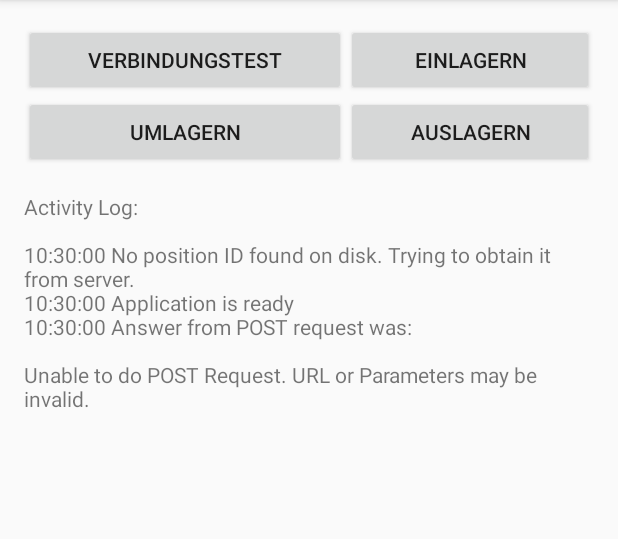
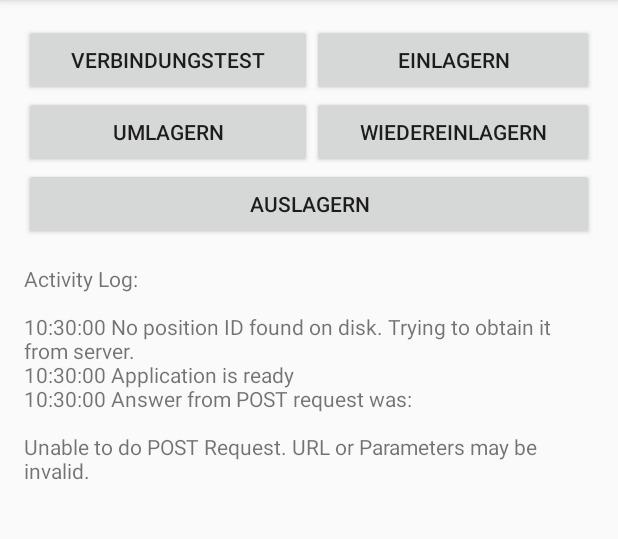
Before and after one commit to brainfuck93/BTaIT, an Android app: the screen it shows after launch (MainActivity), on a phone screen of 412 x 824 dp, the part 84-623 px from its top. Run offline under Robolectric (Android 15) with nearby library versions, the phone set to English and light mode, and no system bars; network calls fail.

Commit message:
Add new button to fix logic error with UmlagernToDevice. Now retransfer does an update query and is the standard way for working with material except for the first time when inventarizing (then Einlagern should be used)

```diff
--- a/BTaIT/app/src/main/res/layout/activity_main.xml
+++ b/BTaIT/app/src/main/res/layout/activity_main.xml
@@ -14,7 +14,7 @@
         android:layout_width="match_parent"
         android:layout_height="wrap_content"
         android:columnCount="2"
-        android:rowCount="2"
+        android:rowCount="3"
         android:orientation="horizontal">
 
         <Button
@@ -53,10 +53,22 @@
         <Button
             android:layout_width="wrap_content"
             android:layout_height="wrap_content"
+            android:text="@string/bt_scan_reinsert"
+            android:id="@+id/buttonReinsert"
+            android:layout_column="1"
+            android:layout_row="1"
+            android:onClick="scanBarcodeReinsert"
+            android:layout_gravity="center|fill"
+            android:layout_columnWeight="1" />
+
+        <Button
+            android:layout_width="wrap_content"
+            android:layout_height="wrap_content"
             android:text="@string/bt_scan_remove"
             android:id="@+id/buttonRemove"
-            android:layout_column="1"
-            android:layout_row="1"
+            android:layout_column="0"
+            android:layout_row="2"
+            android:layout_columnSpan="2"
             android:onClick="scanBarcodeRemove"
             android:layout_gravity="center|fill"
             android:layout_columnWeight="1" />
--- a/BTaIT/app/src/main/res/values/strings.xml
+++ b/BTaIT/app/src/main/res/values/strings.xml
@@ -4,6 +4,7 @@
     <string name="bt_test_connection">Verbindungstest</string>
     <string name="bt_scan_remove">Auslagern</string>
     <string name="bt_scan_transfer">Umlagern</string>
+    <string name="bt_scan_reinsert">Wiedereinlagern</string>
     <string name="qr_material_code">DIK_Mat</string>
     <string name="qr_position_code">DIK_Pos</string>
     <string name="qr_mat_and_pos_code">DIK_Ins_everything</string>
```
Also changed, not shown: BTaIT/app/src/main/java/de/tu_darmstadt/dik/btait/MainActivity.java (+46 -3 lines).
